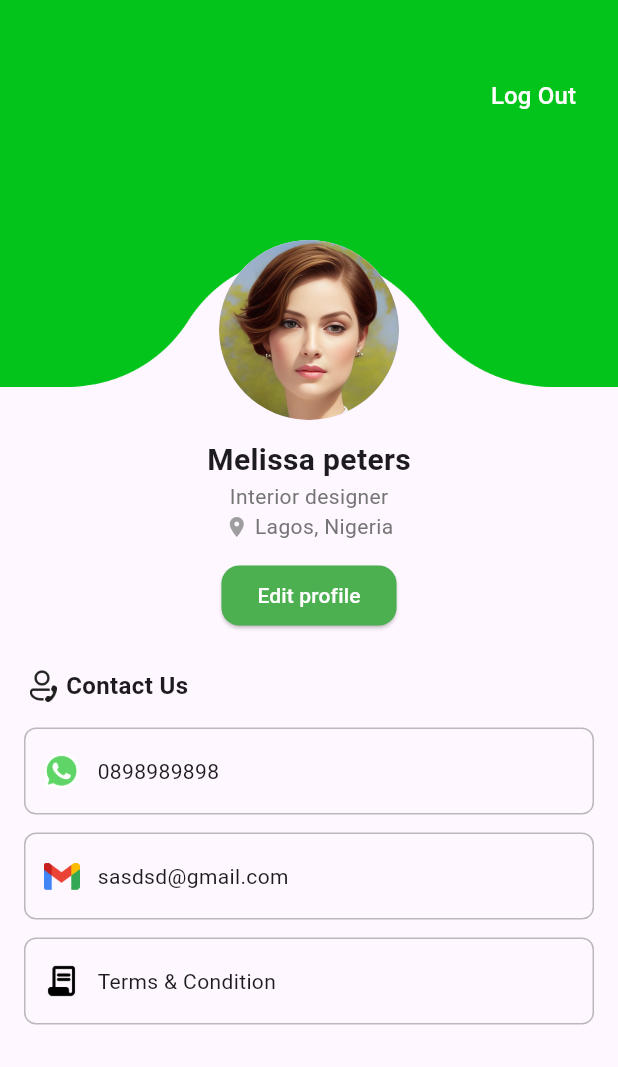
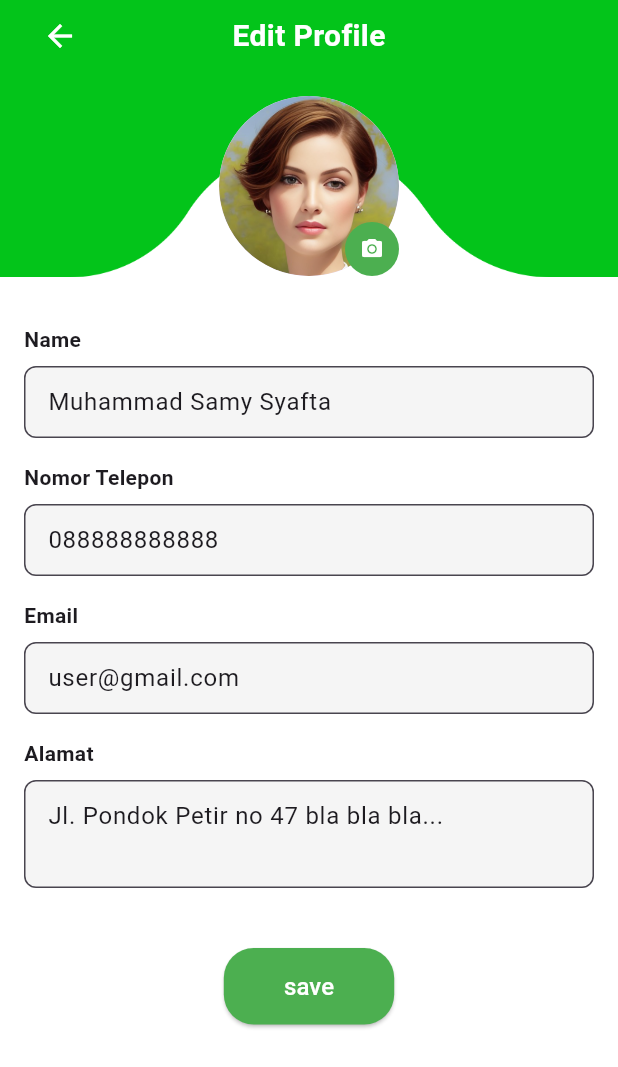
Before and after one commit to Argonaut-ss/Green, a Flutter app: the ProfilePage screen opened by its route, after a tap on "Edit profile", on a phone screen of 412 x 824 dp. Shown: the top 1067 px of the screen. Run offline on Flutter 3.47's test engine with Material 3 defaults, Android fonts, the light colour scheme and no system bars; our stand-ins replace cloud_firestore, firebase_auth, firebase_core, flutter_map, geocoding, google_sign_in and 2 more; missing offline and left inert: flutter_map_cancellable_tile_provider; accounts and stored records are empty.

Commit message:
edit profile

```diff
--- /dev/null
+++ b/green_app/lib/Pages/edit_profile.dart
@@ -0,0 +1,141 @@
+import 'package:flutter/material.dart';
+import 'package:green_app/Theme/colors.dart';
+
+class EditProfile extends StatefulWidget {
+  const EditProfile({super.key});
+
+  @override
+  State<EditProfile> createState() => _EditProfileState();
+}
+
+class _EditProfileState extends State<EditProfile> {
+  final TextEditingController nameController = TextEditingController();
+  final TextEditingController phoneController = TextEditingController();
+  final TextEditingController emailController = TextEditingController();
+  final TextEditingController addressController = TextEditingController();
+
+  @override
+  void initState() {
+    super.initState();
+    // Optional: isi default values
+    nameController.text = "Muhammad Samy Syafta";
+    phoneController.text = "088888888888";
+    emailController.text = "user@gmail.com";
+    addressController.text = "Jl. Pondok Petir no 47 bla bla bla...";
+  }
+
+  @override
+  Widget build(BuildContext context) {
+    return Scaffold(
+      backgroundColor: AppColors.primarywhite,
+      body: Stack(
+        children: [
+          // Bagian hijau atas
+          Positioned(
+              top: 0,
+              left: 0,
+              right: 0,
+              child: Image.asset('assets/header_ep.png')),
+          SafeArea(
+            child: SingleChildScrollView(
+              padding: EdgeInsets.only(top: 0, left: 16, right: 16),
+              child: Column(
+                children: [
+                  Stack(
+                    alignment: Alignment.center,
+                    children: [
+                      Align(
+                        alignment: Alignment.centerLeft,
+                        child: IconButton(
+                          icon: Icon(Icons.arrow_back, color: AppColors.primarywhite),
+                          onPressed: () {
+                            Navigator.pop(context);
+                          },
+                        ),
+                      ),
+                      Center(
+                        child: Text(
+                          "Edit Profile",
+                          style: TextStyle(
+                            color: AppColors.primarywhite,
+                            fontSize: 20,
+                            fontWeight: FontWeight.bold,
+                          ),
+                        ),
+                      ),
+                    ],
+                  ),
+                  SizedBox(height: 16),
+                  Stack(
+                    alignment: Alignment.bottomRight,
+                    children: [
+                      CircleAvatar(
+                        radius: 60,
+                        backgroundImage: AssetImage('assets/profile_img.png'), // Ganti dengan gambar kamu
+                      ),
+                      Positioned(
+                        bottom: 0,
+                        right: 0,
+                        child: CircleAvatar(
+                          radius: 18,
+                          backgroundColor: Colors.green,
+                          child: Icon(Icons.camera_alt, color: Colors.white, size: 16),
+                        ),
+                      ),
+                    ],
+                  ),
+                  SizedBox(height: 32),
+                  buildInputField("Name", nameController),
+                  buildInputField("Nomor Telepon", phoneController, keyboardType: TextInputType.phone),
+                  buildInputField("Email", emailController, keyboardType: TextInputType.emailAddress),
+                  buildInputField("Alamat", addressController, maxLines: 2),
+                  SizedBox(height: 24),
+                  ElevatedButton(
+                    onPressed: () {
+                      // Simpan data
+                      print("Saved");
+                    },
+                    style: ElevatedButton.styleFrom(
+                      backgroundColor: Colors.green,
+                      shape: RoundedRectangleBorder(borderRadius: BorderRadius.circular(20)),
+                      padding: EdgeInsets.symmetric(vertical: 14, horizontal: 40),
+                    ),
+                    child: Text("save", style: TextStyle(fontSize: 16, color: AppColors.primarywhite)),
+                  ),
+                  SizedBox(height: 32),
+                ],
+              ),
+            ),
+          ),
+        ],
+      ),
+    );
+  }
+
+  Widget buildInputField(String label, TextEditingController controller,
+      {TextInputType keyboardType = TextInputType.text, int maxLines = 1}) {
+    return Column(
+      crossAxisAlignment: CrossAxisAlignment.start,
+      children: [
+        Text(label,
+            style: TextStyle(fontWeight: FontWeight.bold, fontSize: 14)),
+        SizedBox(height: 8),
+        TextField(
+          controller: controller,
+          keyboardType: keyboardType,
+          maxLines: maxLines,
+          decoration: InputDecoration(
+            filled: true,
+            fillColor: Colors.grey.shade100,
+            contentPadding: EdgeInsets.symmetric(horizontal: 12, vertical: 12),
+            border: OutlineInputBorder(
+              borderRadius: BorderRadius.circular(8),
+              borderSide: BorderSide(color: Colors.grey.shade400),
+            ),
+          ),
+        ),
+        SizedBox(height: 16),
+      ],
+    );
+  }
+}
--- a/green_app/lib/Pages/profile.dart
+++ b/green_app/lib/Pages/profile.dart
@@ -1,4 +1,5 @@
 import 'package:flutter/material.dart';
+import 'package:green_app/Pages/edit_profile.dart';
 import 'package:green_app/Theme/colors.dart';
 import 'package:flutter/cupertino.dart';
 
@@ -18,7 +19,7 @@ class _ProfilePageState extends State<ProfilePage> {
         fit: StackFit.expand,
         children: [
           Positioned(
-            top: 0,
+              top: 0,
               left: 0,
               right: 0,
               child: Image.asset('assets/header_profile.png')),
@@ -54,7 +55,9 @@ class _ProfilePageState extends State<ProfilePage> {
                   ),
                   SizedBox(height: 12),
                   ElevatedButton(
-                    onPressed: () {},
+                    onPressed: () {
+                      Navigator.push(context, MaterialPageRoute(builder: (context) => EditProfile()));
+                    },
                     style: ElevatedButton.styleFrom(
                         backgroundColor: Colors.green,
                         shape: RoundedRectangleBorder(
```
Also changed, not shown: green_app/assets/header_ep.png (added).
